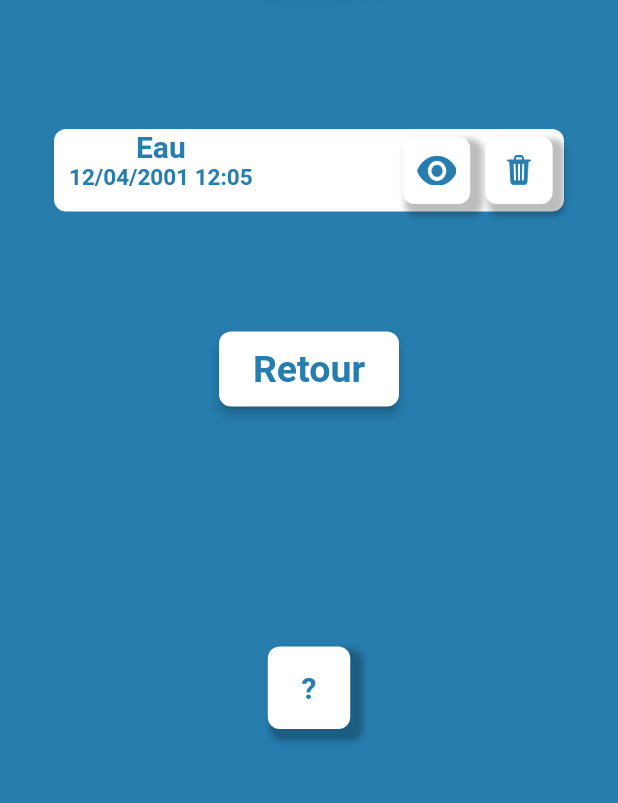
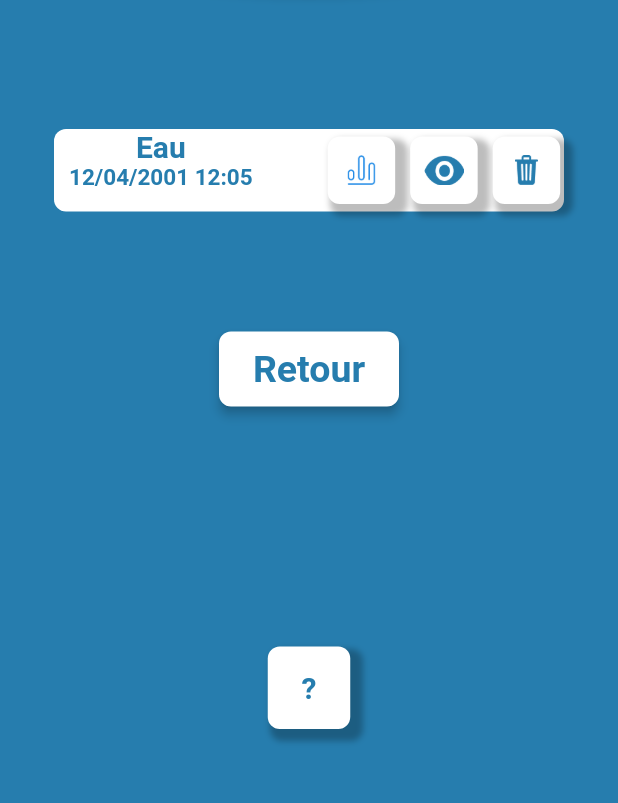
Before and after one commit to fmathisc/droplets, a Flutter app: the HistoricPage screen opened by its route, on a phone screen of 412 x 824 dp, the part 246-1049 px from its top. Run offline on Flutter 3.47's test engine with Material 2 defaults, Android fonts, the phone set to English and light mode, and no system bars; our stand-ins replace camera, gallery_saver.

Commit message:
ajout bouton stat

```diff
--- a/lib/widgets/ContainerHistoricWidget.dart
+++ b/lib/widgets/ContainerHistoricWidget.dart
@@ -27,7 +27,9 @@ class ContainerHistoricWidget extends StatelessWidget {
                     "12/04/2001",
                     "12:05"
                 ),
-                Padding(padding: EdgeInsets.only(left: 100)),
+                Padding(padding: EdgeInsets.only(left: 50)),
+                ButtonHistoricWidget('stat2'),
+                Padding(padding: EdgeInsets.only(left: 10)),
                 ButtonHistoricWidget('eye'),
                 Padding(padding: EdgeInsets.only(left: 10)),
                 ButtonHistoricWidget('trash')
```
Also changed, not shown: assets/images/stat.png (added), assets/images/stat2.png (added).
